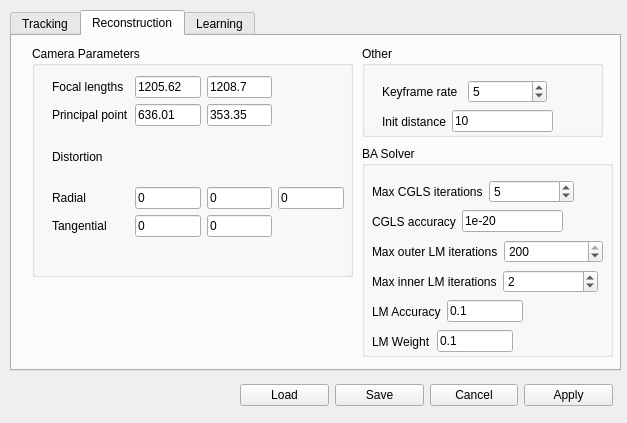
This is clam/preferences.ui in jonabalzer/r4r as Qt 5 draws it before an edit. The edited form follows.
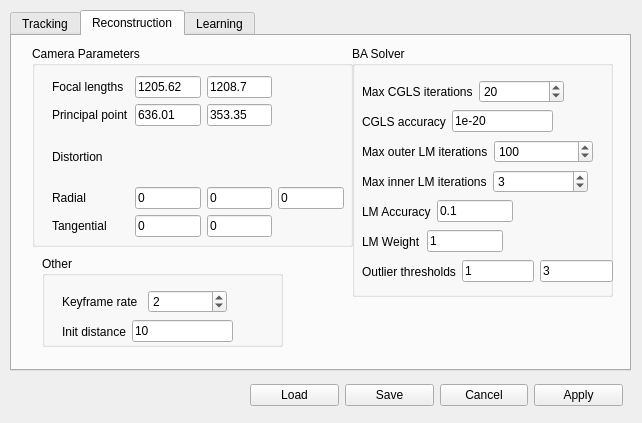
This is the edited form. The open tabs and pages were chosen to show the change.

Patch:
```diff
--- a/clam/preferences.ui
+++ b/clam/preferences.ui
@@ -6,7 +6,7 @@
    <rect>
     <x>0</x>
     <y>0</y>
-    <width>627</width>
+    <width>642</width>
     <height>423</height>
    </rect>
   </property>
@@ -18,7 +18,7 @@
     <rect>
      <x>10</x>
      <y>10</y>
-     <width>611</width>
+     <width>621</width>
      <height>361</height>
     </rect>
    </property>
@@ -355,7 +355,7 @@
        <x>20</x>
        <y>10</y>
        <width>321</width>
-       <height>231</height>
+       <height>201</height>
       </rect>
      </property>
      <property name="title">
@@ -475,8 +475,8 @@
     <widget class="QGroupBox" name="otherGroupBox">
      <property name="geometry">
       <rect>
-       <x>350</x>
-       <y>10</y>
+       <x>30</x>
+       <y>220</y>
        <width>241</width>
        <height>91</height>
       </rect>
@@ -504,7 +504,7 @@
        <item>
         <widget class="QSpinBox" name="kfrSpinBox">
          <property name="value">
-          <number>5</number>
+          <number>2</number>
          </property>
         </widget>
        </item>
@@ -540,10 +540,10 @@
     <widget class="QGroupBox" name="solverGroupBox">
      <property name="geometry">
       <rect>
-       <x>350</x>
-       <y>110</y>
-       <width>251</width>
-       <height>211</height>
+       <x>340</x>
+       <y>10</y>
+       <width>261</width>
+       <height>251</height>
       </rect>
      </property>
      <property name="title">
@@ -569,7 +569,7 @@
        <item>
         <widget class="QSpinBox" name="cglsNiterSpinBox">
          <property name="value">
-          <number>5</number>
+          <number>20</number>
          </property>
         </widget>
        </item>
@@ -598,7 +598,7 @@
           <number>200</number>
          </property>
          <property name="value">
-          <number>200</number>
+          <number>100</number>
          </property>
         </widget>
        </item>
@@ -624,7 +624,7 @@
        <item>
         <widget class="QSpinBox" name="lmNiterInnerSpinBox">
          <property name="value">
-          <number>2</number>
+          <number>3</number>
          </property>
         </widget>
        </item>
@@ -702,7 +702,40 @@
        <item>
         <widget class="QLineEdit" name="lmLambdaEdit">
          <property name="text">
-          <string>0.1</string>
+          <string>1</string>
+         </property>
+        </widget>
+       </item>
+      </layout>
+     </widget>
+     <widget class="QWidget" name="horizontalLayoutWidget_27">
+      <property name="geometry">
+       <rect>
+        <x>10</x>
+        <y>210</y>
+        <width>251</width>
+        <height>31</height>
+       </rect>
+      </property>
+      <layout class="QHBoxLayout" name="outlierLayout">
+       <item>
+        <widget class="QLabel" name="outlierLabel">
+         <property name="text">
+          <string>Outlier thresholds</string>
+         </property>
+        </widget>
+       </item>
+       <item>
+        <widget class="QLineEdit" name="outlierDepthEdit">
+         <property name="text">
+          <string>1</string>
+         </property>
+        </widget>
+       </item>
+       <item>
+        <widget class="QLineEdit" name="outlierMotionEdit">
+         <property name="text">
+          <string>3</string>
          </property>
         </widget>
        </item>
@@ -995,7 +1028,7 @@
   <widget class="QWidget" name="horizontalLayoutWidget_17">
    <property name="geometry">
     <rect>
-     <x>240</x>
+     <x>250</x>
      <y>380</y>
      <width>373</width>
      <height>31</height>
```
Left out of the diff: 16 changed lines with no effect on the pictures.
